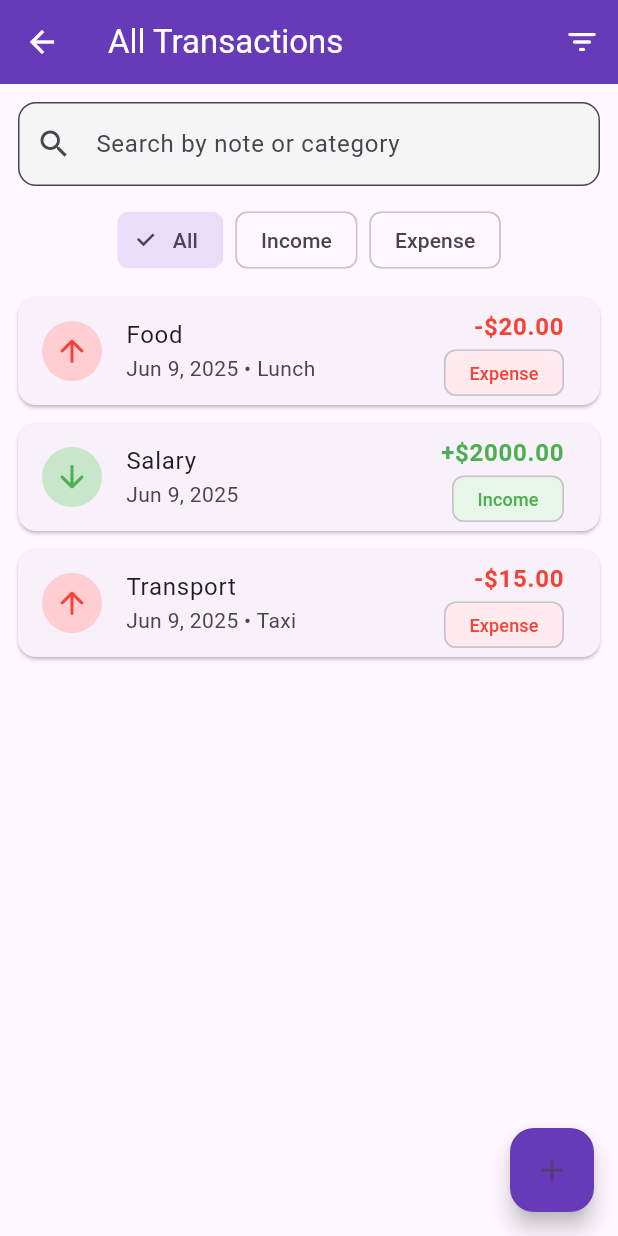
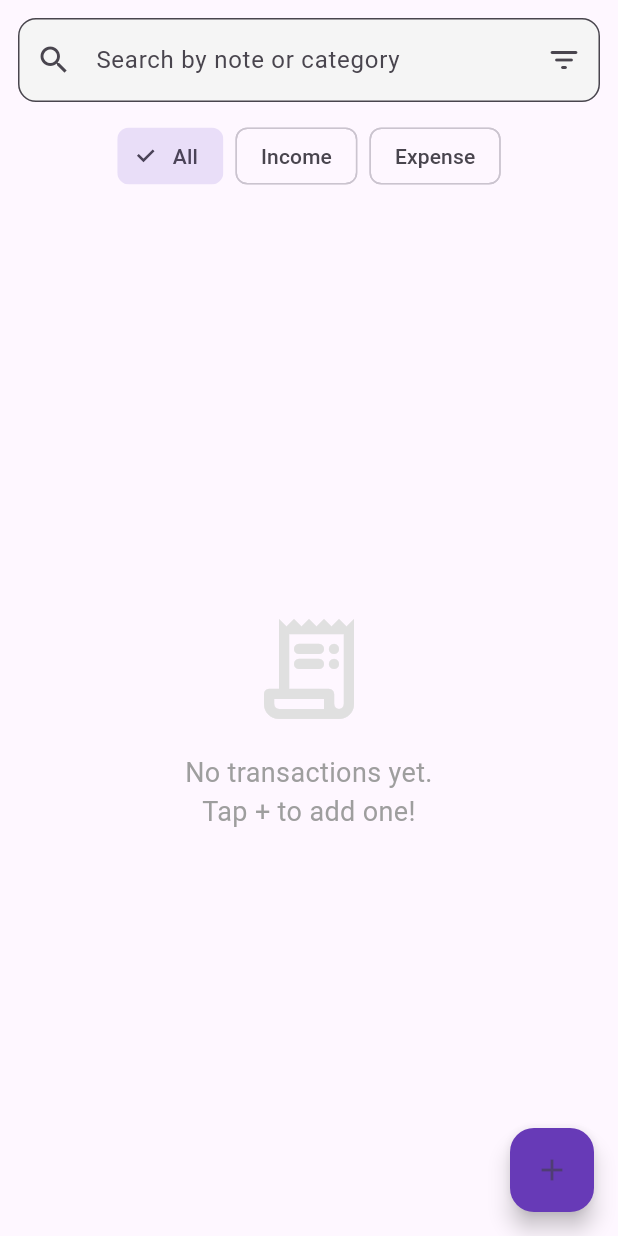
Before and after one commit to Ahmed2309/cashilo, a Flutter app: the TransactionsPage screen opened directly, on a phone screen of 412 x 824 dp. Run offline on Flutter 3.47's test engine with Material 3 defaults, Android fonts, the phone set to English and light mode, and no system bars; drawn by our look-alikes of flutter_slidable; our stand-ins replace hive, hive_flutter; accounts and stored records are empty.

```diff
--- a/lib/main.dart
+++ b/lib/main.dart
@@ -1,3 +1,4 @@
+import 'package:cashilo/models/transaction_model.dart';
 import 'package:flutter/material.dart';
 import 'package:hive_flutter/hive_flutter.dart';
 import 'screens/main_screen.dart';
@@ -5,7 +6,8 @@ import 'screens/main_screen.dart';
 void main() async {
   WidgetsFlutterBinding.ensureInitialized();
   await Hive.initFlutter();
-  // Register adapters here if you have any (e.g., Hive.registerAdapter(TransactionModelAdapter()))
+  Hive.registerAdapter(TransactionModelAdapter());
+  await Hive.openBox<TransactionModel>('transactions');
   runApp(const MyApp());
 }
 
--- a/lib/screens/main_screen.dart
+++ b/lib/screens/main_screen.dart
@@ -1,4 +1,5 @@
 import 'package:cashilo/screens/dashboard.dart';
+import 'package:cashilo/screens/transaction.dart';
 import 'package:flutter/material.dart';
 
 class MainScreen extends StatefulWidget {
@@ -13,7 +14,7 @@ class _MainScreenState extends State<MainScreen> {
 
   static const List<Widget> _pages = <Widget>[
     Center(child: DashboardScreen()),
-    Center(child: Text('Transactions', style: TextStyle(fontSize: 24))),
+    Center(child: TransactionsPage()),
     Center(child: Text('My Goals', style: TextStyle(fontSize: 24))),
     Center(child: Text('Reports', style: TextStyle(fontSize: 24))),
     Center(child: Text('Settings', style: TextStyle(fontSize: 24))),
--- a/lib/screens/transaction.dart
+++ b/lib/screens/transaction.dart
@@ -1,6 +1,11 @@
+import 'package:cashilo/widgets/transaction/add_transaction_dialog.dart';
 import 'package:flutter/material.dart';
-import 'package:flutter_slidable/flutter_slidable.dart';
-import '../widgets/transaction/transation_tile_t.dart';
+import 'package:hive/hive.dart';
+import 'package:hive_flutter/hive_flutter.dart';
+import '../models/transaction_model.dart';
+import '../widgets/transaction/transaction_search_bar.dart';
+import '../widgets/transaction/transaction_filter_chips.dart';
+import '../widgets/transaction/transaction_list.dart';
 
 class TransactionsPage extends StatefulWidget {
   const TransactionsPage({super.key});
@@ -12,170 +17,59 @@ class TransactionsPage extends StatefulWidget {
 class _TransactionsPageState extends State<TransactionsPage> {
   String searchQuery = '';
   String selectedType = 'All';
-  String selectedCategory = 'All';
-  // Dummy data for demonstration
-  final List<Map<String, dynamic>> transactions = [
-    {
-      'date': DateTime.now(),
-      'category': 'Food',
-      'note': 'Lunch',
-      'amount': -20.0,
-      'type': 'Expense',
-    },
-    {
-      'date': DateTime.now(),
-      'category': 'Salary',
-      'note': '',
-      'amount': 2000.0,
-      'type': 'Income',
-    },
-    {
-      'date': DateTime.now(),
-      'category': 'Transport',
-      'note': 'Taxi',
-      'amount': -15.0,
-      'type': 'Expense',
-    },
-  ];
+
+  late Box<TransactionModel> transactionBox;
+
+  @override
+  void initState() {
+    super.initState();
+    transactionBox = Hive.box<TransactionModel>('transactions');
+  }
 
   @override
   Widget build(BuildContext context) {
-    final filteredTransactions = transactions.where((tx) {
-      final matchesType = selectedType == 'All' || tx['type'] == selectedType;
-      final matchesCategory =
-          selectedCategory == 'All' || tx['category'] == selectedCategory;
-      final matchesSearch = searchQuery.isEmpty ||
-          tx['category'].toLowerCase().contains(searchQuery.toLowerCase()) ||
-          tx['note'].toLowerCase().contains(searchQuery.toLowerCase());
-      return matchesType && matchesCategory && matchesSearch;
-    }).toList();
-
     return Scaffold(
-      appBar: AppBar(
-        title: const Text('All Transactions'),
-        backgroundColor: Colors.deepPurple,
-        foregroundColor: Colors.white,
-        actions: [
-          // Optional: Month filter dropdown
-          IconButton(
-            icon: const Icon(Icons.filter_list_rounded),
-            onPressed: () {},
-          ),
-        ],
-      ),
       body: Column(
         children: [
-          // Search Bar
-          Padding(
-            padding: const EdgeInsets.all(12.0),
-            child: TextField(
-              decoration: InputDecoration(
-                hintText: 'Search by note or category',
-                prefixIcon: const Icon(Icons.search),
-                border:
-                    OutlineInputBorder(borderRadius: BorderRadius.circular(12)),
-                filled: true,
-                fillColor: Colors.grey[100],
-              ),
-              onChanged: (val) => setState(() => searchQuery = val),
-            ),
+          TransactionSearchBar(
+            searchQuery: searchQuery,
+            onChanged: (val) => setState(() => searchQuery = val),
           ),
-          // Filter Chips
-          SingleChildScrollView(
-            scrollDirection: Axis.horizontal,
-            padding: const EdgeInsets.symmetric(horizontal: 12),
-            child: Row(
-              children: [
-                ChoiceChip(
-                  label: const Text('All'),
-                  selected: selectedType == 'All',
-                  onSelected: (_) => setState(() => selectedType = 'All'),
-                ),
-                const SizedBox(width: 8),
-                ChoiceChip(
-                  label: const Text('Income'),
-                  selected: selectedType == 'Income',
-                  onSelected: (_) => setState(() => selectedType = 'Income'),
-                ),
-                const SizedBox(width: 8),
-                ChoiceChip(
-                  label: const Text('Expense'),
-                  selected: selectedType == 'Expense',
-                  onSelected: (_) => setState(() => selectedType = 'Expense'),
-                ),
-                // Add more category chips as needed
-              ],
-            ),
+          TransactionFilterChips(
+            selectedType: selectedType,
+            onTypeSelected: (type) => setState(() => selectedType = type),
           ),
           const SizedBox(height: 8),
-          // Transaction List or Empty State
           Expanded(
-            child: filteredTransactions.isEmpty
-                ? Center(
-                    child: Column(
-                      mainAxisAlignment: MainAxisAlignment.center,
-                      children: [
-                        Icon(Icons.receipt_long_rounded,
-                            size: 80, color: Colors.grey[300]),
-                        const SizedBox(height: 16),
-                        const Text(
-                          'No transactions yet.\nTap + to add one!',
-                          textAlign: TextAlign.center,
-                          style: TextStyle(color: Colors.grey, fontSize: 18),
-                        ),
-                      ],
-                    ),
-                  )
-                : ListView.builder(
-                    itemCount: filteredTransactions.length,
-                    itemBuilder: (context, index) {
-                      final tx = filteredTransactions[index];
-                      return Slidable(
-                        key: ValueKey(tx),
-                        startActionPane: ActionPane(
-                          motion: const DrawerMotion(),
-                          children: [
-                            SlidableAction(
-                              onPressed: (context) {
-                                // TODO: Edit transaction
-                              },
-                              backgroundColor: Colors.blue,
-                              foregroundColor: Colors.white,
-                              icon: Icons.edit,
-                              label: 'Edit',
-                            ),
-                          ],
-                        ),
-                        endActionPane: ActionPane(
-                          motion: const DrawerMotion(),
-                          children: [
-                            SlidableAction(
-                              onPressed: (context) {
-                                // TODO: Delete transaction
-                              },
-                              backgroundColor: Colors.red,
-                              foregroundColor: Colors.white,
-                              icon: Icons.delete,
-                              label: 'Delete',
-                            ),
-                          ],
-                        ),
-                        child: TransactionTile(
-                          date: tx['date'],
-                          category: tx['category'],
-                          note: tx['note'],
-                          amount: tx['amount'],
-                          type: tx['type'],
-                        ),
-                      );
-                    },
-                  ),
+            child: ValueListenableBuilder(
+              valueListenable: transactionBox.listenable(),
+              builder: (context, Box<TransactionModel> box, _) {
+                final allTransactions =
+                    box.values.toList().cast<TransactionModel>();
+                final filteredTransactions = allTransactions.where((tx) {
+                  final matchesType =
+                      selectedType == 'All' || tx.type == selectedType;
+                  final matchesSearch = searchQuery.isEmpty ||
+                      tx.category
+                          .toLowerCase()
+                          .contains(searchQuery.toLowerCase()) ||
+                      tx.note.toLowerCase().contains(searchQuery.toLowerCase());
+                  return matchesType && matchesSearch;
+                }).toList();
+
+                return TransactionList(transactions: filteredTransactions);
+              },
+            ),
           ),
         ],
       ),
       floatingActionButton: FloatingActionButton(
         onPressed: () {
-          // TODO: Navigate to AddTransactionPage
+          showDialog(
+            context: context,
+            builder: (context) =>
+                AddTransactionDialog(transactionBox: transactionBox),
+          );
         },
         backgroundColor: Colors.deepPurple,
         child: const Icon(Icons.add),
--- /dev/null
+++ b/lib/widgets/transaction/transaction_filter_chips.dart
@@ -0,0 +1,41 @@
+import 'package:flutter/material.dart';
+
+class TransactionFilterChips extends StatelessWidget {
+  final String selectedType;
+  final ValueChanged<String> onTypeSelected;
+
+  const TransactionFilterChips({
+    super.key,
+    required this.selectedType,
+    required this.onTypeSelected,
+  });
+
+  @override
+  Widget build(BuildContext context) {
+    return SingleChildScrollView(
+      scrollDirection: Axis.horizontal,
+      padding: const EdgeInsets.symmetric(horizontal: 12),
+      child: Row(
+        children: [
+          ChoiceChip(
+            label: const Text('All'),
+            selected: selectedType == 'All',
+            onSelected: (_) => onTypeSelected('All'),
+          ),
+          const SizedBox(width: 8),
+          ChoiceChip(
+            label: const Text('Income'),
+            selected: selectedType == 'Income',
+            onSelected: (_) => onTypeSelected('Income'),
+          ),
+          const SizedBox(width: 8),
+          ChoiceChip(
+            label: const Text('Expense'),
+            selected: selectedType == 'Expense',
+            onSelected: (_) => onTypeSelected('Expense'),
+          ),
+        ],
+      ),
+    );
+  }
+}
--- /dev/null
+++ b/lib/widgets/transaction/transaction_list.dart
@@ -0,0 +1,76 @@
+import 'package:flutter/material.dart';
+import 'package:flutter_slidable/flutter_slidable.dart';
+import 'package:hive/hive.dart';
+import '../../../models/transaction_model.dart';
+import 'transation_tile_t.dart';
+
+class TransactionList extends StatelessWidget {
+  final List<TransactionModel> transactions;
+
+  const TransactionList({super.key, required this.transactions});
+
+  @override
+  Widget build(BuildContext context) {
+    if (transactions.isEmpty) {
+      return Center(
+        child: Column(
+          mainAxisAlignment: MainAxisAlignment.center,
+          children: [
+            Icon(Icons.receipt_long_rounded, size: 80, color: Colors.grey[300]),
+            const SizedBox(height: 16),
+            const Text(
+              'No transactions yet.\nTap + to add one!',
+              textAlign: TextAlign.center,
+              style: TextStyle(color: Colors.grey, fontSize: 18),
+            ),
+          ],
+        ),
+      );
+    }
+
+    return ListView.builder(
+      itemCount: transactions.length,
+      itemBuilder: (context, index) {
+        final tx = transactions[index];
+        return Slidable(
+          key: ValueKey(tx.id),
+          startActionPane: ActionPane(
+            motion: const DrawerMotion(),
+            children: [
+              SlidableAction(
+                onPressed: (context) {
+                  // TODO: Edit transaction
+                },
+                backgroundColor: Colors.blue,
+                foregroundColor: Colors.white,
+                icon: Icons.edit,
+                label: 'Edit',
+              ),
+            ],
+          ),
+          endActionPane: ActionPane(
+            motion: const DrawerMotion(),
+            children: [
+              SlidableAction(
+                onPressed: (context) {
+                  tx.delete();
+                },
+                backgroundColor: Colors.red,
+                foregroundColor: Colors.white,
+                icon: Icons.delete,
+                label: 'Delete',
+              ),
+            ],
+          ),
+          child: TransactionTile(
+            date: tx.date,
+            category: tx.category,
+            note: tx.note,
+            amount: tx.amount,
+            type: tx.type,
+          ),
+        );
+      },
+    );
+  }
+}
--- /dev/null
+++ b/lib/widgets/transaction/transaction_search_bar.dart
@@ -0,0 +1,33 @@
+import 'package:flutter/material.dart';
+
+class TransactionSearchBar extends StatelessWidget {
+  final String searchQuery;
+  final ValueChanged<String> onChanged;
+
+  const TransactionSearchBar({
+    super.key,
+    required this.searchQuery,
+    required this.onChanged,
+  });
+
+  @override
+  Widget build(BuildContext context) {
+    return Padding(
+      padding: const EdgeInsets.all(12.0),
+      child: TextField(
+        decoration: InputDecoration(
+          hintText: 'Search by note or category',
+          prefixIcon: const Icon(Icons.search),
+          border: OutlineInputBorder(borderRadius: BorderRadius.circular(12)),
+          filled: true,
+          fillColor: Colors.grey[100],
+          suffixIcon: IconButton(
+            icon: const Icon(Icons.filter_list_rounded),
+            onPressed: () {},
+          ),
+        ),
+        onChanged: onChanged,
+      ),
+    );
+  }
+}
```
Also changed, not shown: lib/widgets/transaction/add_transaction_dialog.dart (added, +100 -0 lines), pubspec.yaml (+2 -12 lines), lib/models/transaction_model.dart (line endings or trailing spaces), lib/models/transaction_model.g.dart (added), pubspec.lock, 1 other file.
